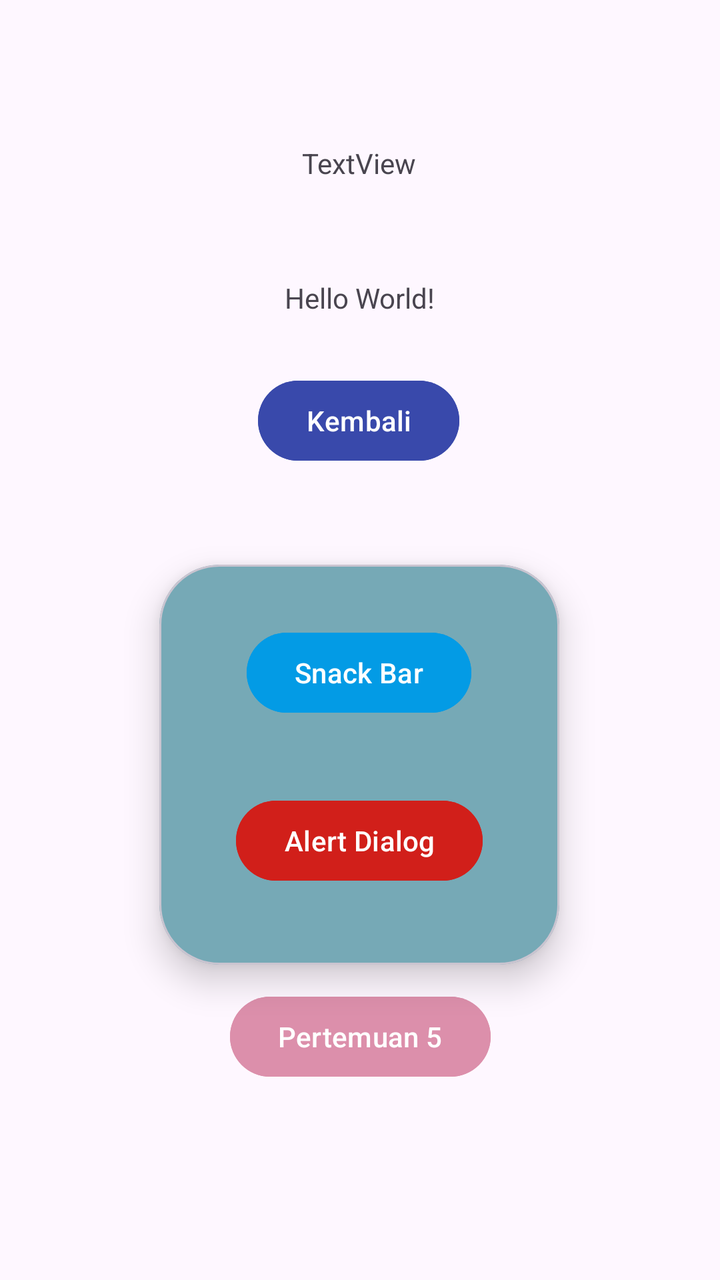
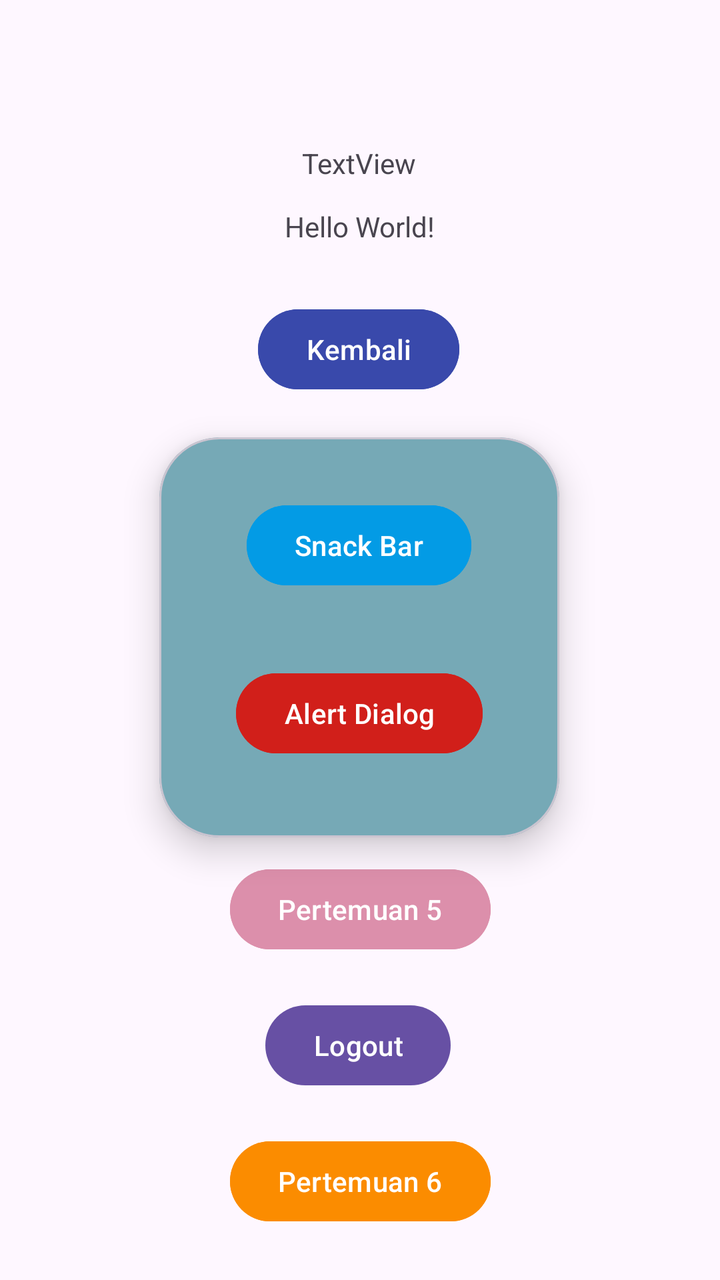

An Android layout rendered at two revisions. The XML below is the earlier revision; the diff shows what the commit changed to produce the second picture.
<!-- AndroidManifest.xml: application theme Theme.Aisyah_3TIC -->
<!-- res/layout/activity_main.xml -->
<?xml version="1.0" encoding="utf-8"?>
<androidx.constraintlayout.widget.ConstraintLayout xmlns:android="http://schemas.android.com/apk/res/android"
    xmlns:app="http://schemas.android.com/apk/res-auto"
    xmlns:tools="http://schemas.android.com/tools"
    android:id="@+id/main"
    android:layout_width="match_parent"
    android:layout_height="match_parent"
    tools:context=".MainActivity">

    <TextView
        android:id="@+id/textView2"
        android:layout_width="wrap_content"
        android:layout_height="wrap_content"
        android:text="Hello World!"
        app:layout_constraintBottom_toBottomOf="parent"
        app:layout_constraintEnd_toEndOf="parent"
        app:layout_constraintStart_toStartOf="parent"
        app:layout_constraintTop_toBottomOf="@+id/nama"
        app:layout_constraintVertical_bias="0.091" />

    <Button
        android:id="@+id/btnKembali"
        android:layout_width="wrap_content"
        android:layout_height="wrap_content"
        android:layout_marginTop="28dp"
        android:backgroundTint="#3949AB"
        android:text="Kembali"
        app:layout_constraintEnd_toEndOf="parent"
        app:layout_constraintHorizontal_bias="0.498"
        app:layout_constraintStart_toStartOf="parent"
        app:layout_constraintTop_toBottomOf="@+id/textView2" />

    <TextView
        android:id="@+id/nama"
        android:layout_width="wrap_content"
        android:layout_height="wrap_content"
        android:layout_marginTop="72dp"
        android:text="TextView"
        app:layout_constraintEnd_toEndOf="parent"
        app:layout_constraintHorizontal_bias="0.498"
        app:layout_constraintStart_toStartOf="parent"
        app:layout_constraintTop_toTopOf="parent" />

    <com.google.android.material.card.MaterialCardView
        android:id="@+id/materialCardView"
        android:layout_width="200dp"
        android:layout_height="200dp"
        android:layout_marginTop="48dp"
        android:backgroundTint="#76A9B6"
        app:cardCornerRadius="30dp"
        app:cardElevation="10dp"
        app:layout_constraintEnd_toEndOf="parent"
        app:layout_constraintHorizontal_bias="0.498"
        app:layout_constraintStart_toStartOf="parent"
        app:layout_constraintTop_toBottomOf="@+id/btnKembali">

        <androidx.constraintlayout.widget.ConstraintLayout
            android:layout_width="match_parent"
            android:layout_height="match_parent"
            android:layout_margin="30dp">

            <Button
                android:id="@+id/btnSnackBar"
                android:layout_width="wrap_content"
                android:layout_height="wrap_content"
                android:backgroundTint="#039BE5"
                android:text="Snack Bar"
                app:layout_constraintEnd_toEndOf="parent"
                app:layout_constraintHorizontal_bias="0.498"
                app:layout_constraintStart_toStartOf="parent"
                app:layout_constraintTop_toTopOf="parent" />

            <Button
                android:id="@+id/btnAlertDialog"
                android:layout_width="wrap_content"
                android:layout_height="wrap_content"
                android:layout_marginTop="36dp"
                android:backgroundTint="#D11F1A"
                android:text="Alert Dialog"
                app:layout_constraintEnd_toEndOf="parent"
                app:layout_constraintStart_toStartOf="parent"
                app:layout_constraintTop_toBottomOf="@+id/btnSnackBar" />


        </androidx.constraintlayout.widget.ConstraintLayout>

    </com.google.android.material.card.MaterialCardView>

    <Button
        android:id="@+id/btnToLima"
        android:layout_width="wrap_content"
        android:layout_height="wrap_content"
        android:layout_marginTop="12dp"
        android:backgroundTint="#DC8FAB"
        android:text="Pertemuan 5"
        app:layout_constraintEnd_toEndOf="parent"
        app:layout_constraintStart_toStartOf="parent"
        app:layout_constraintTop_toBottomOf="@+id/materialCardView" />

</androidx.constraintlayout.widget.ConstraintLayout>
<!-- resources referenced by this layout -->
<resources>
  <style name="Theme.Aisyah_3TIC" parent="Base.Theme.Aisyah_3TIC" />
  <style name="Base.Theme.Aisyah_3TIC" parent="Theme.Material3.DayNight.NoActionBar">
          
          
      </style>
</resources>

<!-- the commit's change to res/layout/activity_main.xml (unified diff, before → after) -->
@@ -16,7 +16,7 @@
         app:layout_constraintEnd_toEndOf="parent"
         app:layout_constraintStart_toStartOf="parent"
         app:layout_constraintTop_toBottomOf="@+id/nama"
-        app:layout_constraintVertical_bias="0.091" />
+        app:layout_constraintVertical_bias="0.024" />
 
     <Button
         android:id="@+id/btnKembali"
@@ -45,12 +45,12 @@
         android:id="@+id/materialCardView"
         android:layout_width="200dp"
         android:layout_height="200dp"
-        android:layout_marginTop="48dp"
+        android:layout_marginTop="20dp"
         android:backgroundTint="#76A9B6"
         app:cardCornerRadius="30dp"
         app:cardElevation="10dp"
         app:layout_constraintEnd_toEndOf="parent"
-        app:layout_constraintHorizontal_bias="0.498"
+        app:layout_constraintHorizontal_bias="0.497"
         app:layout_constraintStart_toStartOf="parent"
         app:layout_constraintTop_toBottomOf="@+id/btnKembali">
 
@@ -97,4 +97,26 @@
         app:layout_constraintStart_toStartOf="parent"
         app:layout_constraintTop_toBottomOf="@+id/materialCardView" />
 
+    <Button
+        android:id="@+id/btnLogout"
+        android:layout_width="wrap_content"
+        android:layout_height="wrap_content"
+        android:layout_marginTop="20dp"
+        android:text="Logout"
+        app:layout_constraintEnd_toEndOf="parent"
+        app:layout_constraintHorizontal_bias="0.496"
+        app:layout_constraintStart_toStartOf="parent"
+        app:layout_constraintTop_toBottomOf="@+id/btnToLima" />
+
+    <Button
+        android:id="@+id/btnToEnam"
+        android:layout_width="wrap_content"
+        android:layout_height="wrap_content"
+        android:layout_marginTop="20dp"
+        android:backgroundTint="#FB8C00"
+        android:text="Pertemuan 6"
+        app:layout_constraintEnd_toEndOf="parent"
+        app:layout_constraintStart_toStartOf="parent"
+        app:layout_constraintTop_toBottomOf="@+id/btnLogout" />
+
 </androidx.constraintlayout.widget.ConstraintLayout>
